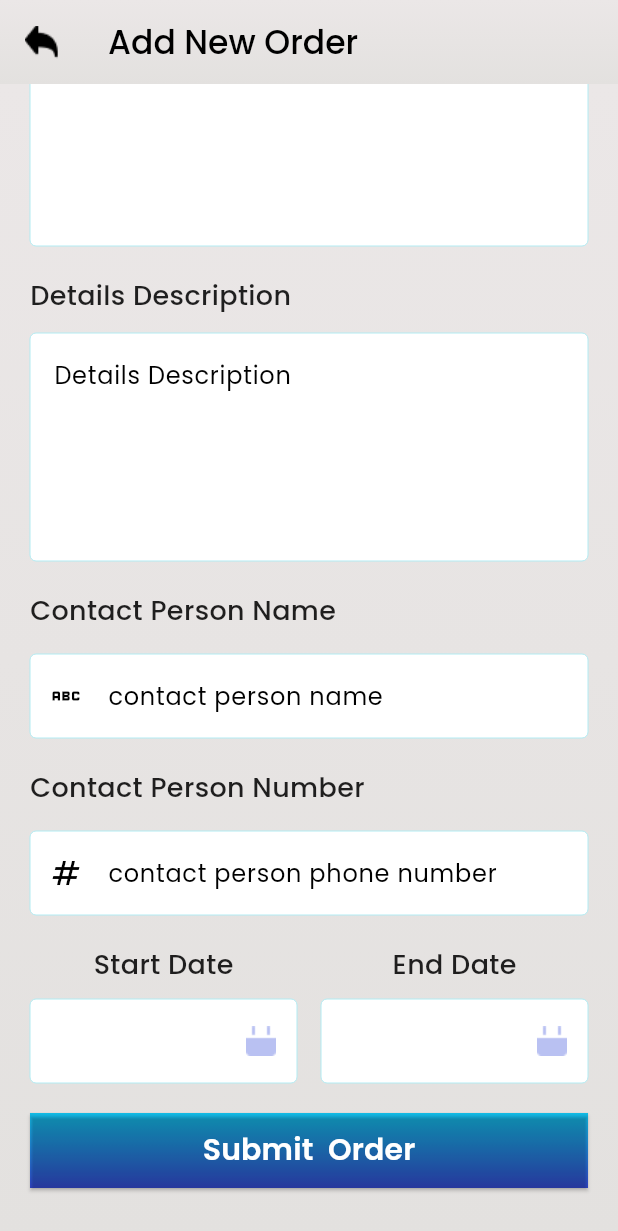
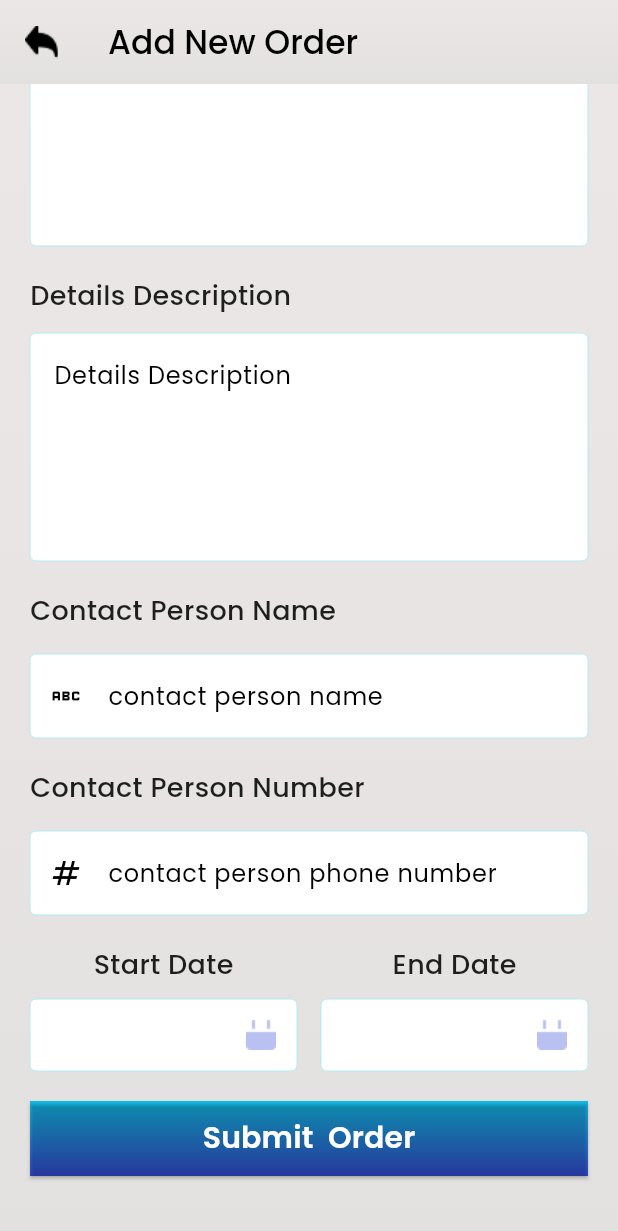
Before and after one commit to shakhawat-khan/order_management_system, a Flutter app: the OrderPage screen opened directly, scrolled down 527 dp, on a phone screen of 412 x 824 dp. Shown: the top 1231 px of the screen. Run offline on Flutter 3.47's test engine with Material 2 defaults, Android fonts, the phone set to English and light mode, and no system bars; our stand-ins replace cloud_firestore, firebase_auth, firebase_core, firebase_database, fl_chart, flutter_riverpod and 6 more; accounts and stored records are empty.

Commit message:
UI fines done

```diff
--- a/lib/src/models/orders_models.dart
+++ b/lib/src/models/orders_models.dart
@@ -31,7 +31,7 @@ class Orders {
   int endDate;
   String imagePath;
   String rawMaterial;
-  String id;
+  String? id;
 
   factory Orders.fromJson(Map<String, dynamic> json) => Orders(
         allocatedJob: json["allocated_job"],
--- a/lib/src/modules/home/components/drawer.dart
+++ b/lib/src/modules/home/components/drawer.dart
@@ -33,6 +33,8 @@ class CustomDrawer extends StatelessWidget {
               Navigator.pop(context);
             },
           ),
+          SizedBox(height: 120,),
+
         ],
       ),
     );
--- a/lib/src/modules/log_in/provider/functions.dart
+++ b/lib/src/modules/log_in/provider/functions.dart
@@ -11,6 +11,7 @@ void signIntoFirebase(TextEditingController emailController,
     TextEditingController passwordController, BuildContext context) async {
   try {
     final user = FirebaseAuth.instance.currentUser;
+
     await FirebaseAuth.instance.signInWithEmailAndPassword(
         email: emailController.text.trim(),
         password: passwordController.text.trim());
--- a/lib/src/modules/order/view/add_order.dart
+++ b/lib/src/modules/order/view/add_order.dart
@@ -1,10 +1,13 @@
 import 'dart:io';
 
 import 'package:cloud_firestore/cloud_firestore.dart';
+import 'package:firebase_auth/firebase_auth.dart';
 import 'package:flutter/material.dart';
 import 'package:flutter_riverpod/flutter_riverpod.dart';
 import 'package:go_router/go_router.dart';
 import 'package:google_fonts/google_fonts.dart';
+import 'package:image_picker/image_picker.dart';
+import 'package:intl/intl.dart';
 import 'package:order_management_system/src/constants/app_sizes.dart';
 import 'package:order_management_system/src/modules/order/provider/functions.dart';
 import 'package:order_management_system/src/modules/order/provider/providers.dart';
@@ -25,14 +28,23 @@ class OrderPage extends ConsumerStatefulWidget {
 }
 
 class _OrderPageState extends ConsumerState<OrderPage> {
+  var userId;
   @override
   void initState() {
     // TODO: implement initState
+
+    userId =FirebaseAuth.instance.currentUser?.uid!;
+    print("user id ......${FirebaseAuth.instance.currentUser?.uid}");
     super.initState();
   }
 
+  TextEditingController dateStart = TextEditingController();
+  TextEditingController dateEnd = TextEditingController();
+
   addItem(Orders orders) {
+
     FirebaseFirestore.instance.collection('orders').add(orders.toJson());
+    //FirebaseFirestore.instance.collection("${userId}").add(orders.toJson());
   }
 
   @override
@@ -95,16 +107,53 @@ class _OrderPageState extends ConsumerState<OrderPage> {
                       SizedBox(
                         width: 10,
                       ),
+
+                      ref.watch(pickImageProvider).length>0? Expanded(
+                        child: Container(
+                          child: Wrap(
+                            runSpacing: 2,
+                            spacing: 2,
+                            children: ref.watch(pickImageProvider).map((e) =>   GestureDetector(
+                              onTap: ()async{
+                                await showDialog(
+                                    context: context,
+                                    builder: (_) => ImageDialog(e!.path)
+                                );
+                              },
+                              child: Container(
+                                width: 82,
+                                height: 40,
+                                decoration: BoxDecoration(
+                                    color: Colors.white,
+                                    border: Border.all(
+                                        color: AppColors.inputBorderColor,
+                                        width: 0.5)),
+                                child: Image.file(File(e!.path),fit: BoxFit.cover,),
+                              ),
+                            )
+                            ).toList(),
+                          ),
+                        ),
+                      ):
                       Column(
                         children: [
-                          Container(
-                            width: 82,
-                            height: 40,
-                            decoration: BoxDecoration(
-                                color: Colors.white,
-                                border: Border.all(
-                                    color: AppColors.inputBorderColor,
-                                    width: 0.5)),
+                          GestureDetector(
+                            onTap: (){
+                              ref.read(pickImageProvider).forEach((element) {
+                                print("Image path.......${element?.path}");
+                              });
+                            },
+                            child: Container(
+                              width: 82,
+                              height: 40,
+                              decoration: BoxDecoration(
+                                  color: Colors.white,
+                                  border: Border.all(
+                                      color: AppColors.inputBorderColor,
+                                      width: 0.5)),
+
+
+                            ),
                           ),
                           SizedBox(
                             height: 5,
@@ -123,7 +172,7 @@ class _OrderPageState extends ConsumerState<OrderPage> {
                       SizedBox(
                         width: 10,
                       ),
-                      Column(
+                      ref.watch(pickImageProvider).length>0?SizedBox(): Column(
                         children: [
                           Container(
                             width: 82,
@@ -167,7 +216,7 @@ class _OrderPageState extends ConsumerState<OrderPage> {
                       isExpanded: true,
                       icon: Image.asset("assets/ic-downarrow-dropdown.png"),
                       underline: SizedBox(),
-                      hint: Flexible(
+                      hint: Container(
                           child: Text(
                         'Category Name',
                         style: kTextStylePoppinsTitel,
@@ -329,7 +378,14 @@ class _OrderPageState extends ConsumerState<OrderPage> {
                           height: 10,
                         ),
                         TextField(
+                          style: GoogleFonts.poppins(
+                              color: Colors.black,
+                              fontSize: 13,
+                              fontWeight:
+                              FontWeight.w300),
+                          controller: ref.watch(textControllerProvider('start_date')),
                           decoration: InputDecoration(
+                              contentPadding: EdgeInsets.only(left: 5),
                               enabledBorder: const OutlineInputBorder(
                                 borderSide: const BorderSide(
                                     color: AppColors.inputBorderColor,
@@ -339,7 +395,9 @@ class _OrderPageState extends ConsumerState<OrderPage> {
                               filled: true,
                               suffixIcon: InkWell(
                                   onTap: () async {
-                                    await selectDate(context);
+                                    //dateStart.text = DateFormat('yyyy-MM-dd – kk:mm').format(await selectDate(context));
+                                    ref.read(textControllerProvider('start_date')).text=DateFormat('dd-MM-yyyy').format(await selectDate(context));
+
                                   },
                                   child:
                                       Image.asset("assets/ic-calendar.png"))),
@@ -359,9 +417,15 @@ class _OrderPageState extends ConsumerState<OrderPage> {
                           height: 10,
                         ),
                         TextField(
+                          style: GoogleFonts.poppins(
+                            color: Colors.black,
+                            fontSize: 13,
+                            fontWeight:
+                            FontWeight.w300),
                           controller:
                               ref.watch(textControllerProvider('end_date')),
                           decoration: InputDecoration(
+                            contentPadding: EdgeInsets.only(left: 5),
                               enabledBorder: const OutlineInputBorder(
                                 borderSide: const BorderSide(
                                     color: AppColors.inputBorderColor,
@@ -371,7 +435,8 @@ class _OrderPageState extends ConsumerState<OrderPage> {
                               filled: true,
                               suffixIcon: InkWell(
                                   onTap: () async {
-                                    await selectDate(context);
+                                    ref.read(textControllerProvider('end_date')).text=DateFormat('dd-MM-yyyy').format(await selectDate(context));
+
                                   },
                                   child:
                                       Image.asset("assets/ic-calendar.png"))),
@@ -396,9 +461,11 @@ class _OrderPageState extends ConsumerState<OrderPage> {
                             backgroundColor: Colors.transparent,
                           ),
                           onPressed: () {
-                            addItem(Orders(
+                            addItem(
+                                Orders(
                                 allocatedJob: ref.read(dropdown2Provider)!,
                                 categoryName: ref.read(dropdown1Provider)!,
+                                id:FirebaseAuth.instance.currentUser?.uid,
                                 contactPersonName: ref
                                     .read(textControllerProvider(
                                       'contact_person_name',
@@ -422,7 +489,8 @@ class _OrderPageState extends ConsumerState<OrderPage> {
                                       'order_rawMaterial',
                                     ))
                                     .text,
-                                id: 'lol'));
+                                )
+                            );
                           },
                           child: Text(
                             'Submit  Order',
@@ -444,3 +512,32 @@ class _OrderPageState extends ConsumerState<OrderPage> {
     );
   }
 }
+
+class ImageDialog extends StatelessWidget {
+  final image;
+  ImageDialog(this.image);
+  @override
+  Widget build(BuildContext context) {
+    return Dialog(
+      child: Stack(
+        children: [
+          InteractiveViewer(
+            child: ClipRRect(
+
+                borderRadius: BorderRadius.all(Radius.circular(10)),
+                child: Image.file(File(image),fit: BoxFit.cover,width: 350,height: 300,)),
+          ),
+          Positioned(
+            right: 5,
+              top: -5,
+              child: IconButton(
+                icon: Icon(Icons.clear,size: 30,color: Colors.red,),
+                onPressed: () {
+                  Navigator.pop(context);
+
+          },))
+        ],
+      ),
+    );
+  }
+}
--- a/lib/src/modules/splash_screen/splash_screen.dart
+++ b/lib/src/modules/splash_screen/splash_screen.dart
@@ -2,6 +2,7 @@ import 'dart:async';
 
 import 'package:flutter/material.dart';
 import 'package:go_router/go_router.dart';
+import 'package:order_management_system/src/utils/nav_utils.dart';
 
 import '../../routing/app_route.dart';
 import '../../services/share_pref.dart';
@@ -31,10 +32,11 @@ class _SplashState extends State<Splash> {
       _prefService.readCache("password").then((value) {
         print(value);
         if (value != null) {
-          print('if');
+
           return context.goNamed(AppRoute.home.name);
+          //return NavUtils.pushReplacement(context, Home());
         } else {
-          return context.pushNamed(AppRoute.startScreen.name);
+          return context.goNamed(AppRoute.logIn.name);
         }
 
         //context.pushReplacementNamed(AppRoute.startScreen.name);
--- a/lib/src/routing/app_route.dart
+++ b/lib/src/routing/app_route.dart
@@ -13,7 +13,6 @@ import '../modules/order/view/add_order.dart';
 
 enum AppRoute {
   splash,
-  startScreen,
   signUp,
   logIn,
   home,
@@ -29,11 +28,11 @@ final GoRouter router = GoRouter(initialLocation: '/', routes: [
       name: AppRoute.splash.name,
       builder: (context, state) => const Splash(),
       routes: [
-        GoRoute(
-            path: 'start',
-            name: AppRoute.startScreen.name,
-            builder: (context, state) => StartScreen(),
-            routes: []),
+        // GoRoute(
+        //     path: 'start',
+        //     name: AppRoute.startScreen.name,
+        //     builder: (context, state) => StartScreen(),
+        //     routes: []),
         GoRoute(
           path: 'forget_password',
           name: AppRoute.forgetPassword.name,
```
Also changed, not shown: lib/src/modules/all_order_list/order_list.dart (+22 -9 lines), lib/src/modules/home/view/home.dart (+40 -9 lines), lib/src/modules/order/provider/functions.dart (+14 -6 lines), lib/src/modules/order/provider/providers.dart (+33 -8 lines).
